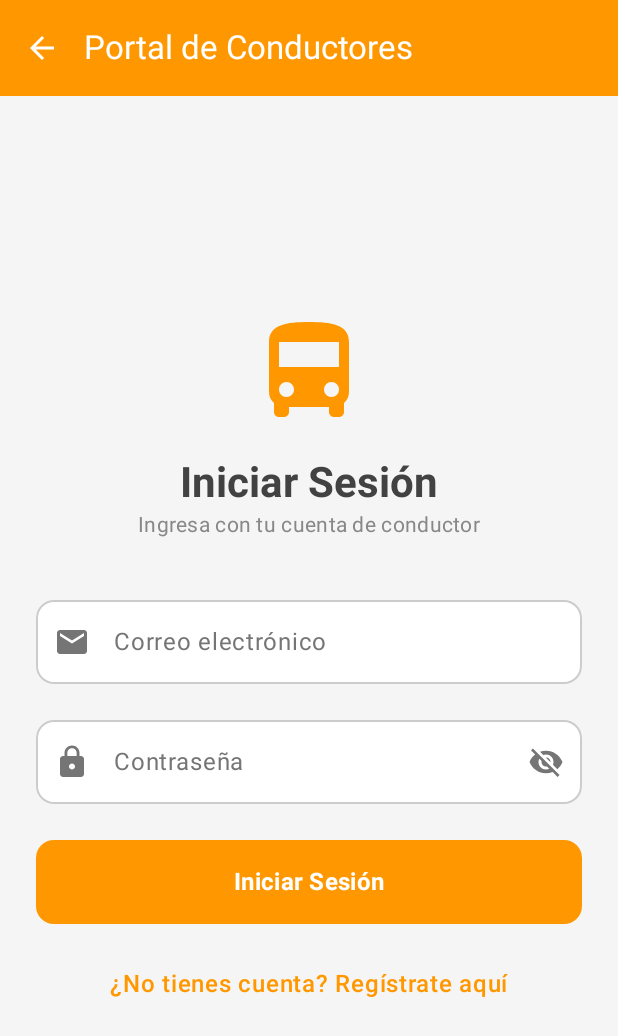
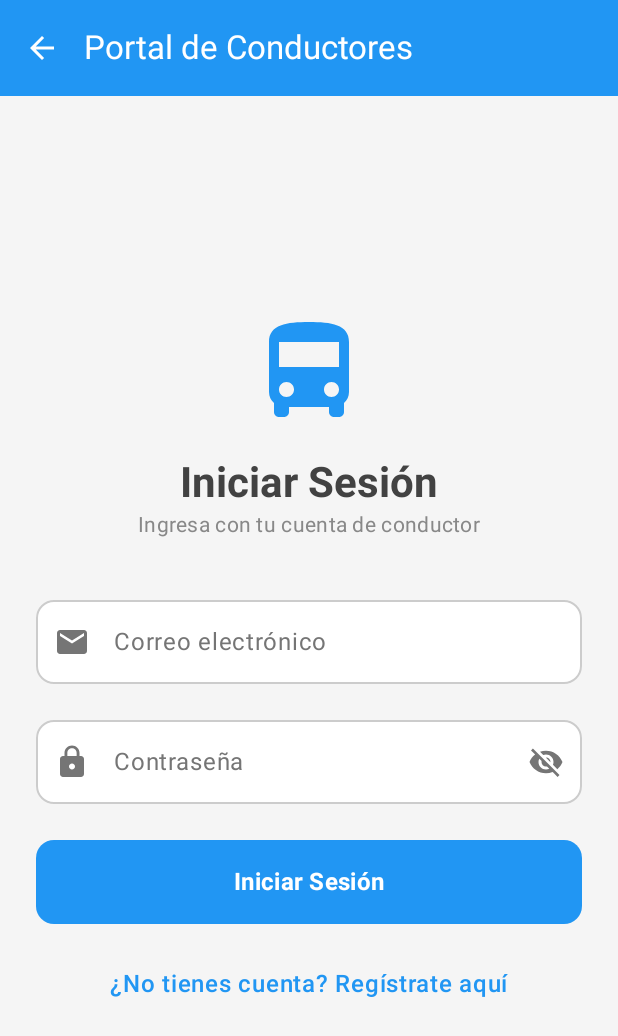
Before and after one commit to Ing-JorgeLuisPinto/MoveUp, an Android app built with Jetpack Compose: the DriverRegisterScreen screen opened through its navigation route, after a tap on "Portal de Conductores", on a phone screen of 412 x 824 dp. Shown: the top 1036 px of the screen. Run offline under Robolectric (Android 15) with nearby library versions, the phone set to English and light mode, and no system bars; our stand-ins replace Firebase (no records; nobody signed in at launch, a user with empty details on screens opened directly).

Commit message:
Login y Register Conductor

```diff
--- a/app/src/main/java/jorge/pinto/camilo/oliva/carlos/oliva/moveup/DriverLoginScreen.kt
+++ b/app/src/main/java/jorge/pinto/camilo/oliva/carlos/oliva/moveup/DriverLoginScreen.kt
@@ -18,6 +18,7 @@ import androidx.compose.ui.text.input.KeyboardType
 import androidx.compose.ui.text.input.PasswordVisualTransformation
 import androidx.compose.ui.text.input.VisualTransformation
 import androidx.compose.ui.unit.dp
+import com.google.firebase.auth.FirebaseAuth
 
 @OptIn(ExperimentalMaterial3Api::class)
 @Composable
@@ -32,22 +33,18 @@ fun DriverLoginScreen(
     var passwordVisible by remember { mutableStateOf(false) }
     var isLoading by remember { mutableStateOf(false) }
 
+    val auth = FirebaseAuth.getInstance()
+
     Scaffold(
         topBar = {
             TopAppBar(
                 title = { Text("Portal de Conductores", color = Color.White) },
                 navigationIcon = {
                     IconButton(onClick = onNavigateBack) {
-                        Icon(
-                            imageVector = Icons.Default.ArrowBack,
-                            contentDescription = "Volver",
-                            tint = Color.White
-                        )
+                        Icon(Icons.Default.ArrowBack, contentDescription = "Volver", tint = Color.White)
                     }
                 },
-                colors = TopAppBarDefaults.topAppBarColors(
-                    containerColor = Color(0xFFFF9800)
-                )
+                colors = TopAppBarDefaults.topAppBarColors(containerColor = Color(0xFF2196F3))
             )
         }
     ) { paddingValues ->
@@ -60,68 +57,41 @@ fun DriverLoginScreen(
             horizontalAlignment = Alignment.CenterHorizontally,
             verticalArrangement = Arrangement.Center
         ) {
-            // Logo
-            Icon(
-                imageVector = Icons.Default.DirectionsBus,
-                contentDescription = "Logo",
-                modifier = Modifier.size(80.dp),
-                tint = Color(0xFFFF9800)
-            )
-
+            Icon(Icons.Default.DirectionsBus, contentDescription = "Logo", modifier = Modifier.size(80.dp), tint = Color(0xFF2196F3))
             Spacer(modifier = Modifier.height(16.dp))
 
-            Text(
-                text = "Iniciar Sesión",
-                style = MaterialTheme.typography.headlineMedium,
-                fontWeight = FontWeight.Bold,
-                color = Color(0xFF424242)
-            )
-
-            Text(
-                text = "Ingresa con tu cuenta de conductor",
-                style = MaterialTheme.typography.bodyMedium,
-                color = Color.Gray
-            )
-
+            Text("Iniciar Sesión", style = MaterialTheme.typography.headlineMedium, fontWeight = FontWeight.Bold, color = Color(0xFF424242))
+            Text("Ingresa con tu cuenta de conductor", style = MaterialTheme.typography.bodyMedium, color = Color.Gray)
             Spacer(modifier = Modifier.height(32.dp))
 
-            // Campo Email
+            // Email
             OutlinedTextField(
                 value = email,
                 onValueChange = { email = it },
                 modifier = Modifier.fillMaxWidth(),
                 label = { Text("Correo electrónico") },
-                leadingIcon = {
-                    Icon(
-                        imageVector = Icons.Default.Email,
-                        contentDescription = null
-                    )
-                },
+                leadingIcon = { Icon(Icons.Default.Email, contentDescription = null) },
                 keyboardOptions = KeyboardOptions(keyboardType = KeyboardType.Email),
                 singleLine = true,
                 colors = OutlinedTextFieldDefaults.colors(
                     focusedContainerColor = Color.White,
                     unfocusedContainerColor = Color.White,
-                    focusedBorderColor = Color(0xFFFF9800),
-                    unfocusedBorderColor = Color.LightGray
+                    focusedBorderColor = Color(0xFF2196F3),
+                    unfocusedBorderColor = Color.LightGray,
+                    cursorColor = Color(0xFF2196F3)
                 ),
                 shape = RoundedCornerShape(12.dp)
             )
 
             Spacer(modifier = Modifier.height(16.dp))
 
-            // Campo Contraseña
+            // Password
             OutlinedTextField(
                 value = password,
                 onValueChange = { password = it },
                 modifier = Modifier.fillMaxWidth(),
                 label = { Text("Contraseña") },
-                leadingIcon = {
-                    Icon(
-                        imageVector = Icons.Default.Lock,
-                        contentDescription = null
-                    )
-                },
+                leadingIcon = { Icon(Icons.Default.Lock, contentDescription = null) },
                 trailingIcon = {
                     IconButton(onClick = { passwordVisible = !passwordVisible }) {
                         Icon(
@@ -136,69 +106,49 @@ fun DriverLoginScreen(
                 colors = OutlinedTextFieldDefaults.colors(
                     focusedContainerColor = Color.White,
                     unfocusedContainerColor = Color.White,
-                    focusedBorderColor = Color(0xFFFF9800),
-                    unfocusedBorderColor = Color.LightGray
+                    focusedBorderColor = Color(0xFF2196F3),
+                    unfocusedBorderColor = Color.LightGray,
+                    cursorColor = Color(0xFF2196F3)
                 ),
                 shape = RoundedCornerShape(12.dp)
             )
 
             Spacer(modifier = Modifier.height(24.dp))
 
-            // Botón Iniciar Sesión
             Button(
                 onClick = {
                     when {
-                        email.isEmpty() -> {
-                            Toast.makeText(context, "Ingresa tu correo", Toast.LENGTH_SHORT).show()
-                        }
-                        password.isEmpty() -> {
-                            Toast.makeText(context, "Ingresa tu contraseña", Toast.LENGTH_SHORT).show()
-                        }
+                        email.isEmpty() -> Toast.makeText(context, "Ingresa tu correo", Toast.LENGTH_SHORT).show()
+                        password.isEmpty() -> Toast.makeText(context, "Ingresa tu contraseña", Toast.LENGTH_SHORT).show()
                         else -> {
                             isLoading = true
-                            // Simulación de login (aquí irías a Firebase)
-                            Toast.makeText(context, "Iniciando sesión...", Toast.LENGTH_SHORT).show()
-                            // Simular delay y éxito
-                            onLoginSuccess()
+                            auth.signInWithEmailAndPassword(email, password)
+                                .addOnCompleteListener { task ->
+                                    isLoading = false
+                                    if (task.isSuccessful) {
+                                        Toast.makeText(context, "¡Bienvenido!", Toast.LENGTH_SHORT).show()
+                                        onLoginSuccess()
+                                    } else {
+                                        // Error específico
+                                        Toast.makeText(context, "Correo o contraseña incorrectos", Toast.LENGTH_LONG).show()
+                                    }
+                                }
                         }
                     }
                 },
-                modifier = Modifier
-                    .fillMaxWidth()
-                    .height(56.dp),
+                modifier = Modifier.fillMaxWidth().height(56.dp),
                 enabled = !isLoading,
-                colors = ButtonDefaults.buttonColors(
-                    containerColor = Color(0xFFFF9800)
-                ),
+                colors = ButtonDefaults.buttonColors(containerColor = Color(0xFF2196F3)),
                 shape = RoundedCornerShape(12.dp)
             ) {
-                if (isLoading) {
-                    CircularProgressIndicator(
-                        modifier = Modifier.size(24.dp),
-                        color = Color.White
-                    )
-                } else {
-                    Text(
-                        text = "Iniciar Sesión",
-                        style = MaterialTheme.typography.titleMedium,
-                        fontWeight = FontWeight.Bold
-                    )
-                }
+                if (isLoading) CircularProgressIndicator(modifier = Modifier.size(24.dp), color = Color.White)
+                else Text("Iniciar Sesión", style = MaterialTheme.typography.titleMedium, fontWeight = FontWeight.Bold)
             }
 
             Spacer(modifier = Modifier.height(16.dp))
 
-            // Botón Registrarse
-            TextButton(
-                onClick = onNavigateToRegister,
-                modifier = Modifier.fillMaxWidth()
-            ) {
-                Text(
-                    text = "¿No tienes cuenta? Regístrate aquí",
-                    color = Color(0xFFFF9800),
-                    style = MaterialTheme.typography.bodyLarge,
-                    fontWeight = FontWeight.Medium
-                )
+            TextButton(onClick = onNavigateToRegister, modifier = Modifier.fillMaxWidth()) {
+                Text("¿No tienes cuenta? Regístrate aquí", color = Color(0xFF2196F3), style = MaterialTheme.typography.bodyLarge, fontWeight = FontWeight.Medium)
             }
         }
     }
--- a/app/src/main/java/jorge/pinto/camilo/oliva/carlos/oliva/moveup/DriverRegisterScreen.kt
+++ b/app/src/main/java/jorge/pinto/camilo/oliva/carlos/oliva/moveup/DriverRegisterScreen.kt
@@ -1,4 +1,5 @@
 package jorge.pinto.camilo.oliva.carlos.oliva.moveup
+
 import android.widget.Toast
 import androidx.compose.foundation.background
 import androidx.compose.foundation.layout.*
@@ -19,6 +20,8 @@ import androidx.compose.ui.text.input.KeyboardType
 import androidx.compose.ui.text.input.PasswordVisualTransformation
 import androidx.compose.ui.text.input.VisualTransformation
 import androidx.compose.ui.unit.dp
+import com.google.firebase.auth.FirebaseAuth
+import com.google.firebase.firestore.FirebaseFirestore
 
 @OptIn(ExperimentalMaterial3Api::class)
 @Composable
@@ -39,6 +42,12 @@ fun DriverRegisterScreen(
     var confirmPassword by remember { mutableStateOf("") }
     var passwordVisible by remember { mutableStateOf(false) }
     var confirmPasswordVisible by remember { mutableStateOf(false) }
+    var expanded by remember { mutableStateOf(false) }
+
+    val routes = listOf("R1", "R2", "R3", "R4", "R5")
+
+    val auth = FirebaseAuth.getInstance()
+    val db = FirebaseFirestore.getInstance()
 
     Scaffold(
         topBar = {
@@ -46,16 +55,10 @@ fun DriverRegisterScreen(
                 title = { Text("Registro de Conductor", color = Color.White) },
                 navigationIcon = {
                     IconButton(onClick = onNavigateBack) {
-                        Icon(
-                            imageVector = Icons.Default.ArrowBack,
-                            contentDescription = "Volver",
-                            tint = Color.White
-                        )
+                        Icon(Icons.Default.ArrowBack, contentDescription = "Volver", tint = Color.White)
                     }
                 },
-                colors = TopAppBarDefaults.topAppBarColors(
-                    containerColor = Color(0xFFFF9800)
-                )
+                colors = TopAppBarDefaults.topAppBarColors(containerColor = Color(0xFF2196F3))
             )
         }
     ) { paddingValues ->
@@ -67,16 +70,9 @@ fun DriverRegisterScreen(
                 .verticalScroll(scrollState)
                 .padding(24.dp)
         ) {
-            Text(
-                text = "Información Personal",
-                style = MaterialTheme.typography.titleLarge,
-                fontWeight = FontWeight.Bold,
-                color = Color(0xFF424242)
-            )
-
+            Text("Información Personal", style = MaterialTheme.typography.titleLarge, fontWeight = FontWeight.Bold)
             Spacer(modifier = Modifier.height(16.dp))
 
-            // Nombre Completo
             OutlinedTextField(
                 value = fullName,
                 onValueChange = { fullName = it },
@@ -84,17 +80,10 @@ fun DriverRegisterScreen(
                 label = { Text("Nombre completo") },
                 leadingIcon = { Icon(Icons.Default.Person, null) },
                 singleLine = true,
-                colors = OutlinedTextFieldDefaults.colors(
-                    focusedContainerColor = Color.White,
-                    unfocusedContainerColor = Color.White,
-                    focusedBorderColor = Color(0xFFFF9800)
-                ),
                 shape = RoundedCornerShape(12.dp)
             )
-
             Spacer(modifier = Modifier.height(12.dp))
 
-            // Email
             OutlinedTextField(
                 value = email,
                 onValueChange = { email = it },
@@ -103,17 +92,10 @@ fun DriverRegisterScreen(
                 leadingIcon = { Icon(Icons.Default.Email, null) },
                 keyboardOptions = KeyboardOptions(keyboardType = KeyboardType.Email),
                 singleLine = true,
-                colors = OutlinedTextFieldDefaults.colors(
-                    focusedContainerColor = Color.White,
-                    unfocusedContainerColor = Color.White,
-                    focusedBorderColor = Color(0xFFFF9800)
-                ),
                 shape = RoundedCornerShape(12.dp)
             )
-
             Spacer(modifier = Modifier.height(12.dp))
 
-            // Teléfono
             OutlinedTextField(
                 value = phone,
                 onValueChange = { phone = it },
@@ -122,26 +104,13 @@ fun DriverRegisterScreen(
                 leadingIcon = { Icon(Icons.Default.Phone, null) },
                 keyboardOptions = KeyboardOptions(keyboardType = KeyboardType.Phone),
                 singleLine = true,
-                colors = OutlinedTextFieldDefaults.colors(
-                    focusedContainerColor = Color.White,
-                    unfocusedContainerColor = Color.White,
-                    focusedBorderColor = Color(0xFFFF9800)
-                ),
                 shape = RoundedCornerShape(12.dp)
             )
-
             Spacer(modifier = Modifier.height(24.dp))
 
-            Text(
-                text = "Información de Conductor",
-                style = MaterialTheme.typography.titleLarge,
-                fontWeight = FontWeight.Bold,
-                color = Color(0xFF424242)
-            )
-
+            Text("Información de Conductor", style = MaterialTheme.typography.titleLarge, fontWeight = FontWeight.Bold)
             Spacer(modifier = Modifier.height(16.dp))
 
-            // Número de Licencia
             OutlinedTextField(
                 value = licenseNumber,
                 onValueChange = { licenseNumber = it },
@@ -149,17 +118,10 @@ fun DriverRegisterScreen(
                 label = { Text("Número de licencia") },
                 leadingIcon = { Icon(Icons.Default.Badge, null) },
                 singleLine = true,
-                colors = OutlinedTextFieldDefaults.colors(
-                    focusedContainerColor = Color.White,
-                    unfocusedContainerColor = Color.White,
-                    focusedBorderColor = Color(0xFFFF9800)
-                ),
                 shape = RoundedCornerShape(12.dp)
             )
-
             Spacer(modifier = Modifier.height(12.dp))
 
-            // Número de Bus
             OutlinedTextField(
                 value = busNumber,
                 onValueChange = { busNumber = it },
@@ -167,19 +129,9 @@ fun DriverRegisterScreen(
                 label = { Text("Número de bus") },
                 leadingIcon = { Icon(Icons.Default.DirectionsBus, null) },
                 singleLine = true,
-                colors = OutlinedTextFieldDefaults.colors(
-                    focusedContainerColor = Color.White,
-                    unfocusedContainerColor = Color.White,
-                    focusedBorderColor = Color(0xFFFF9800)
-                ),
                 shape = RoundedCornerShape(12.dp)
             )
-
             Spacer(modifier = Modifier.height(12.dp))
-
-            // Ruta Asignada
-            var expanded by remember { mutableStateOf(false) }
-            val routes = listOf("R1", "R2", "R3", "R4", "R5")
 
             ExposedDropdownMenuBox(
                 expanded = expanded,
@@ -189,23 +141,13 @@ fun DriverRegisterScreen(
                     value = routeAssigned,
                     onValueChange = {},
                     readOnly = true,
-                    modifier = Modifier
-                        .fillMaxWidth()
-                        .menuAnchor(),
+                    modifier = Modifier.fillMaxWidth().menuAnchor(),
                     label = { Text("Ruta asignada") },
                     leadingIcon = { Icon(Icons.Default.Route, null) },
                     trailingIcon = { ExposedDropdownMenuDefaults.TrailingIcon(expanded = expanded) },
-                    colors = OutlinedTextFieldDefaults.colors(
-                        focusedContainerColor = Color.White,
-                        unfocusedContainerColor = Color.White,
-                        focusedBorderColor = Color(0xFFFF9800)
-                    ),
                     shape = RoundedCornerShape(12.dp)
                 )
-                ExposedDropdownMenu(
-                    expanded = expanded,
-                    onDismissRequest = { expanded = false }
-                ) {
+                ExposedDropdownMenu(expanded = expanded, onDismissRequest = { expanded = false }) {
                     routes.forEach { route ->
                         DropdownMenuItem(
                             text = { Text(route) },
@@ -219,17 +161,9 @@ fun DriverRegisterScreen(
             }
 
             Spacer(modifier = Modifier.height(24.dp))
-
-            Text(
-                text = "Seguridad",
-                style = MaterialTheme.typography.titleLarge,
-                fontWeight = FontWeight.Bold,
-                color = Color(0xFF424242)
-            )
-
+            Text("Seguridad", style = MaterialTheme.typography.titleLarge, fontWeight = FontWeight.Bold)
             Spacer(modifier = Modifier.height(16.dp))
 
-            // Contraseña
             OutlinedTextField(
                 value = password,
                 onValueChange = { password = it },
@@ -247,17 +181,10 @@ fun DriverRegisterScreen(
                 visualTransformation = if (passwordVisible) VisualTransformation.None else PasswordVisualTransformation(),
                 keyboardOptions = KeyboardOptions(keyboardType = KeyboardType.Password),
                 singleLine = true,
-                colors = OutlinedTextFieldDefaults.colors(
-                    focusedContainerColor = Color.White,
-                    unfocusedContainerColor = Color.White,
-                    focusedBorderColor = Color(0xFFFF9800)
-                ),
                 shape = RoundedCornerShape(12.dp)
             )
-
             Spacer(modifier = Modifier.height(12.dp))
 
-            // Confirmar Contraseña
             OutlinedTextField(
                 value = confirmPassword,
                 onValueChange = { confirmPassword = it },
@@ -275,17 +202,10 @@ fun DriverRegisterScreen(
                 visualTransformation = if (confirmPasswordVisible) VisualTransformation.None else PasswordVisualTransformation(),
                 keyboardOptions = KeyboardOptions(keyboardType = KeyboardType.Password),
                 singleLine = true,
-                colors = OutlinedTextFieldDefaults.colors(
-                    focusedContainerColor = Color.White,
-                    unfocusedContainerColor = Color.White,
-                    focusedBorderColor = Color(0xFFFF9800)
-                ),
                 shape = RoundedCornerShape(12.dp)
             )
-
             Spacer(modifier = Modifier.height(32.dp))
 
-            // Botón Registrarse
             Button(
                 onClick = {
                     when {
@@ -298,24 +218,41 @@ fun DriverRegisterScreen(
                         password.isEmpty() -> Toast.makeText(context, "Ingresa una contraseña", Toast.LENGTH_SHORT).show()
                         password != confirmPassword -> Toast.makeText(context, "Las contraseñas no coinciden", Toast.LENGTH_SHORT).show()
                         else -> {
-                            Toast.makeText(context, "Registro exitoso", Toast.LENGTH_SHORT).show()
-                            onRegisterSuccess()
+                            auth.createUserWithEmailAndPassword(email, password)
+                                .addOnCompleteListener { task ->
+                                    if (task.isSuccessful) {
+                                        val userId = auth.currentUser?.uid
+                                        val driverData = hashMapOf(
+                                            "fullName" to fullName,
+                                            "email" to email,
+                                            "phone" to phone,
+                                            "licenseNumber" to licenseNumber,
+                                            "busNumber" to busNumber,
+                                            "routeAssigned" to routeAssigned
+                                        )
+                                        if (userId != null) {
+                                            db.collection("drivers").document(userId)
+                                                .set(driverData)
+                                                .addOnSuccessListener {
+                                                    Toast.makeText(context, "Registro exitoso", Toast.LENGTH_SHORT).show()
+                                                    onRegisterSuccess()
+                                                }
+                                                .addOnFailureListener { e ->
+                                                    Toast.makeText(context, "Error al guardar datos: ${e.message}", Toast.LENGTH_LONG).show()
+                                                }
+                                        }
+                                    } else {
+                                        Toast.makeText(context, "Error al crear usuario: ${task.exception?.message}", Toast.LENGTH_LONG).show()
+                                    }
+                                }
                         }
                     }
                 },
-                modifier = Modifier
-                    .fillMaxWidth()
-                    .height(56.dp),
-                colors = ButtonDefaults.buttonColors(
-                    containerColor = Color(0xFFFF9800)
-                ),
+                modifier = Modifier.fillMaxWidth().height(56.dp),
+                colors = ButtonDefaults.buttonColors(containerColor = Color(0xFF2196F3)),
                 shape = RoundedCornerShape(12.dp)
             ) {
-                Text(
-                    text = "Registrarse",
-                    style = MaterialTheme.typography.titleMedium,
-                    fontWeight = FontWeight.Bold
-                )
+                Text("Registrarse", style = MaterialTheme.typography.titleMedium, fontWeight = FontWeight.Bold, color = Color.White)
             }
 
             Spacer(modifier = Modifier.height(24.dp))
```
Also changed, not shown: app/src/main/java/jorge/pinto/camilo/oliva/carlos/oliva/moveup/DriverDashboardScreen.kt (+65 -68 lines).
